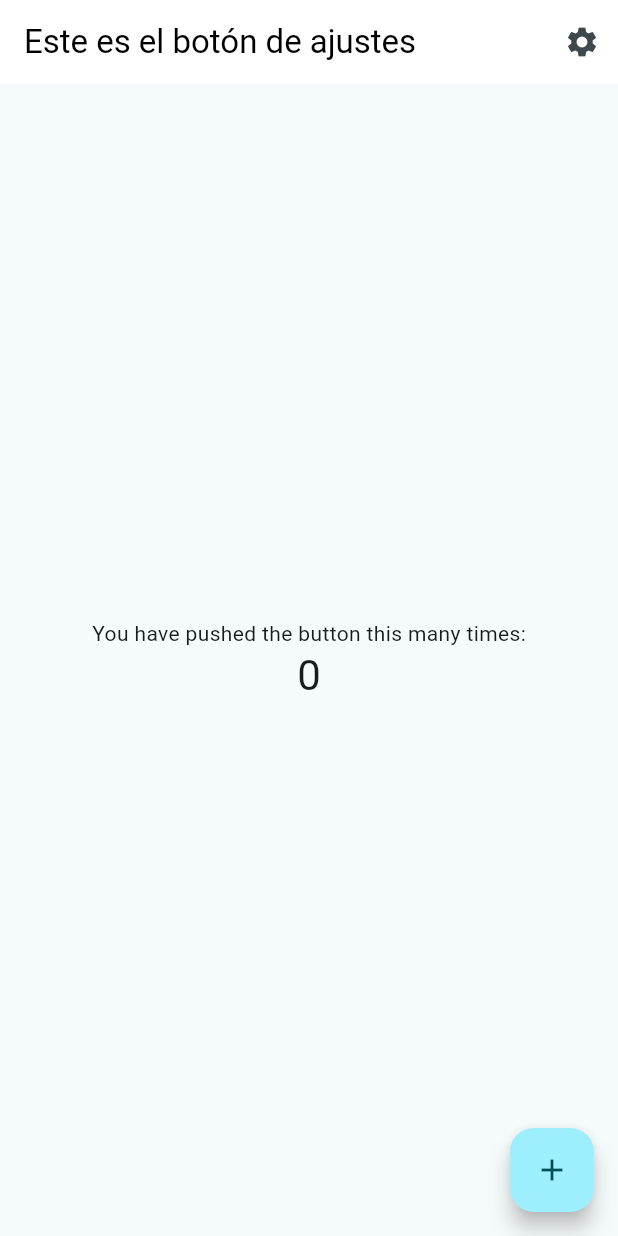
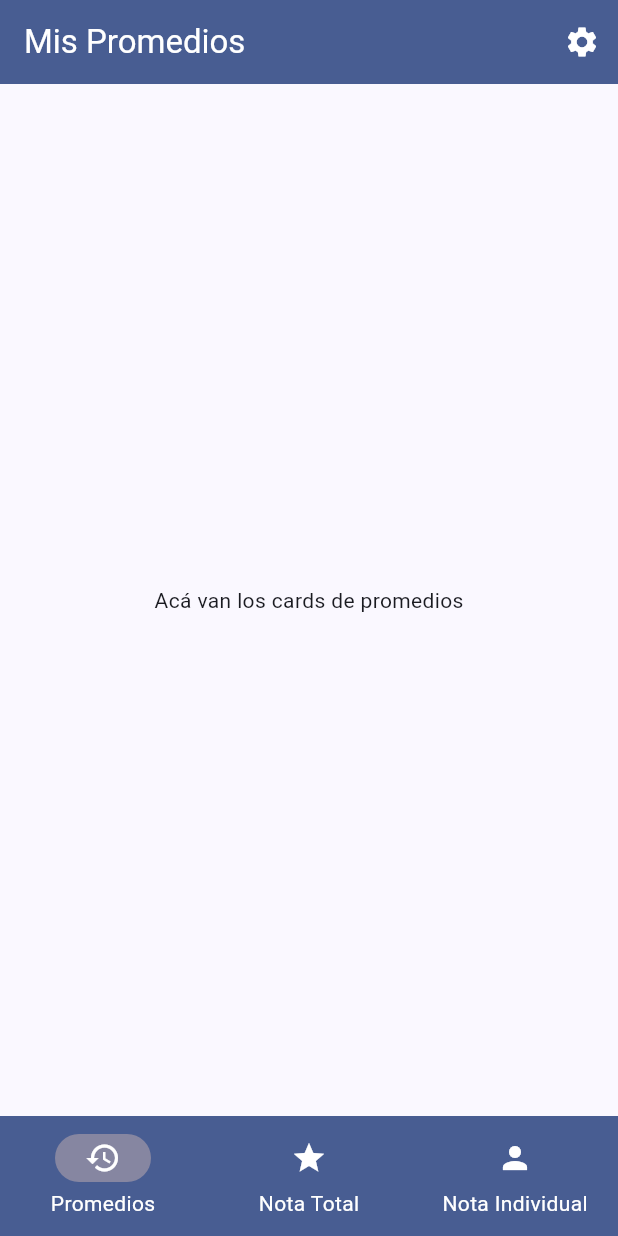
Before and after one commit to AcherPlus/ponderainador-mobile, a Flutter app: the screen it shows after launch, on a phone screen of 412 x 824 dp. Run offline on Flutter 3.47's test engine with Material 3 defaults, Android fonts, the phone set to English and light mode, and no system bars.

Commit message:
app y navigation

```diff
--- a/frontend_ponderainador/lib/ajustes.dart
+++ b/frontend_ponderainador/lib/ajustes.dart
@@ -9,7 +9,9 @@ class PaginaAjustes extends StatelessWidget {
   @override
   Widget build(BuildContext context){
     return Scaffold(
-      appBar: PromediosAppBar()
+      appBar: AppBarComponente(
+        texto: 'Ajustes',
+      )
     );
   }
 }
--- a/frontend_ponderainador/lib/app_bar.dart
+++ b/frontend_ponderainador/lib/app_bar.dart
@@ -1,13 +1,11 @@
 import 'package:flutter/material.dart';
-import 'package:frontend_ponderainador/ajustes.dart';
+import './styles/app_styles.dart';
+import 'ajustes.dart';
 
-const kPrimaryColor = Color.fromRGBO(255, 255, 255, 1.0);
+class AppBarComponente extends StatelessWidget implements PreferredSizeWidget {
+  final String texto;
 
-class PromediosAppBar extends StatelessWidget implements PreferredSizeWidget{
-
-  const PromediosAppBar({
-    super.key,
-  });
+  const AppBarComponente({super.key, required this.texto});
 
   @override
   Size get preferredSize => const Size.fromHeight(kToolbarHeight);
@@ -15,18 +13,19 @@ class PromediosAppBar extends StatelessWidget implements PreferredSizeWidget{
   @override
   Widget build(BuildContext context) {
     return AppBar(
-      backgroundColor: kPrimaryColor,
-      title: Text(
-        'Este es el botón de ajustes',
-        style: const TextStyle(color: Colors.black)
-      ),
+      automaticallyImplyLeading: false,
+      backgroundColor: Theme.of(context).colorScheme.primary,
+      title: Text(texto, style: const TextStyle(color: AppStyles.kWhiteColor)),
 
       actions: <Widget>[
         IconButton(
           icon: const Icon(Icons.settings),
-          onPressed: () => Navigator.push(context, MaterialPageRoute(builder: (context) => const PaginaAjustes())),
+          color: AppStyles.kWhiteColor,
+          onPressed: () => Navigator.push(
+            context,
+            MaterialPageRoute(builder: (context) => const PaginaAjustes()),
+          ),
         ),
-
       ],
     );
   }
--- /dev/null
+++ b/frontend_ponderainador/lib/contenido_promedio.dart
@@ -0,0 +1,10 @@
+import 'package:flutter/material.dart';
+
+class ContenidoPromedio extends StatelessWidget{
+  const ContenidoPromedio({super.key});
+
+  @override
+  Widget build(BuildContext context){
+    return const Center(child: Text('Acá van los cards de promedios'),);
+  }
+}
--- a/frontend_ponderainador/lib/main.dart
+++ b/frontend_ponderainador/lib/main.dart
@@ -1,6 +1,5 @@
 import 'package:flutter/material.dart';
-import 'package:frontend_ponderainador/app_bar.dart';
-import 'package:frontend_ponderainador/ajustes.dart';
+import 'package:frontend_ponderainador/promedios.dart';
 
 void main() {
   runApp(const MyApp());
@@ -15,56 +14,9 @@ class MyApp extends StatelessWidget {
       title: 'Ponderainador Mobile',
       debugShowCheckedModeBanner: false,
       theme: ThemeData(
-        colorScheme: .fromSeed(seedColor: const Color.fromRGBO(255, 255, 255, 1.0)),
+        colorScheme: .fromSeed(seedColor: const Color.fromRGBO(31, 74, 161, 1.0)),
       ),
-      home: const MyHomePage(title: 'Mis Promedios'),
+      home: const PromediosPagina(),
     );
   }
 }
-
-class MyHomePage extends StatefulWidget {
-  const MyHomePage({super.key, required this.title});
-
-  final String title;
-
-  @override
-  State<MyHomePage> createState() => _MyHomePageState();
-}
-
-class _MyHomePageState extends State<MyHomePage> {
-  int _counter = 0;
-
-  void _incrementCounter() {
-    setState(() {
-      _counter++;
-    });
-  }
-
-  @override
-  Widget build(BuildContext context) {
-
-    return Scaffold(
-      appBar: PromediosAppBar(),
-
-      body: Center(
-
-        child: Column(
-
-          mainAxisAlignment: .center,
-          children: [
-            const Text('You have pushed the button this many times:'),
-            Text(
-              '$_counter',
-              style: Theme.of(context).textTheme.headlineMedium,
-            ),
-          ],
-        ),
-      ),
-      floatingActionButton: FloatingActionButton(
-        onPressed: _incrementCounter,
-        tooltip: 'Increment',
-        child: const Icon(Icons.add),
-      ),
-    );
-  }
-}
--- /dev/null
+++ b/frontend_ponderainador/lib/navigation_bar.dart
@@ -0,0 +1,46 @@
+import 'package:flutter/material.dart';
+import './styles/app_styles.dart';
+
+class NavigationBarComponente extends StatelessWidget {
+  final int currentIndex;
+  final ValueChanged<int> onIndexChanged;
+
+  const NavigationBarComponente({
+    super.key,
+    required this.currentIndex,
+    required this.onIndexChanged,
+  });
+
+  @override
+  Widget build(BuildContext context) {
+    return NavigationBarTheme(
+      data: NavigationBarThemeData(
+        labelTextStyle: WidgetStateTextStyle.resolveWith((
+          Set<WidgetState> states,
+        ) {
+          return TextStyle(color: AppStyles.kWhiteColor);
+        }),
+      ),
+      child: NavigationBar(
+        onDestinationSelected: onIndexChanged,
+        backgroundColor: Theme.of(context).colorScheme.primary,
+        selectedIndex: currentIndex,
+        indicatorColor: Color.fromRGBO(134, 134, 161, 1.0),
+        destinations: const [
+          NavigationDestination(
+            icon: Icon(Icons.history, color: AppStyles.kWhiteColor),
+            label: 'Promedios',
+          ),
+          NavigationDestination(
+            icon: Icon(Icons.star, color: AppStyles.kWhiteColor),
+            label: 'Nota Total',
+          ),
+          NavigationDestination(
+            icon: Icon(Icons.person, color: AppStyles.kWhiteColor),
+            label: 'Nota Individual',
+          ),
+        ],
+      ),
+    );
+  }
+}
--- /dev/null
+++ b/frontend_ponderainador/lib/nota_individual.dart
@@ -0,0 +1,17 @@
+import 'package:flutter/material.dart';
+
+class NotaIndividualPagina extends StatelessWidget{
+  const NotaIndividualPagina ({super.key});
+
+  @override
+  Widget build(BuildContext context) {
+    return Center(
+      child: Column(
+        mainAxisAlignment: MainAxisAlignment.center,
+        children: const [
+          Text('Acá iran los campos para la nota individual')
+        ],
+      ),
+    );
+  }
+}
--- /dev/null
+++ b/frontend_ponderainador/lib/nota_total.dart
@@ -0,0 +1,17 @@
+import 'package:flutter/material.dart';
+
+class NotaTotalPagina extends StatelessWidget{
+  const NotaTotalPagina ({super.key});
+
+  @override
+  Widget build(BuildContext context) {
+    return Center(
+      child: Column(
+        mainAxisAlignment: MainAxisAlignment.center,
+        children: const [
+          Text('Acá iran los campos para la nota total')
+        ],
+      ),
+    );
+  }
+}
--- a/frontend_ponderainador/lib/promedios.dart
+++ b/frontend_ponderainador/lib/promedios.dart
@@ -1 +1,49 @@
 import 'package:flutter/material.dart';
+import 'contenido_promedio.dart';
+import 'nota_individual.dart';
+import 'nota_total.dart';
+import 'app_bar.dart';
+import 'navigation_bar.dart';
+
+class PromediosPagina extends StatefulWidget {
+  const PromediosPagina({super.key});
+
+  @override
+  State<PromediosPagina> createState() => _PromediosPaginaState();
+}
+
+class _PromediosPaginaState extends State<PromediosPagina> {
+  int _indiceActual = 0;
+
+  final List<Widget> _pantallas = [
+    ContenidoPromedio(),
+    NotaTotalPagina(),
+    NotaIndividualPagina()
+  ];
+
+  @override
+  Widget build(BuildContext context) {
+    return Scaffold(
+      appBar: AppBarComponente(texto: _obtenerTitulo(_indiceActual)),
+
+      body: _pantallas[_indiceActual],
+
+      bottomNavigationBar: NavigationBarComponente(
+        currentIndex: _indiceActual,
+        onIndexChanged: (nuevoIndice) {
+          setState(() {
+            _indiceActual = nuevoIndice;
+          });
+        }
+      ),
+    );
+  }
+
+  String _obtenerTitulo(int index) {
+    switch(index){
+      case 1: return 'Nota Total';
+      case 2: return 'Nota Individual';
+      default: return 'Mis Promedios';
+    }
+  }
+}
--- /dev/null
+++ b/frontend_ponderainador/lib/styles/app_styles.dart
@@ -0,0 +1,6 @@
+import 'package:flutter/material.dart';
+
+class AppStyles {
+  // Color Blanco
+  static const Color kWhiteColor = Colors.white;
+}
```
